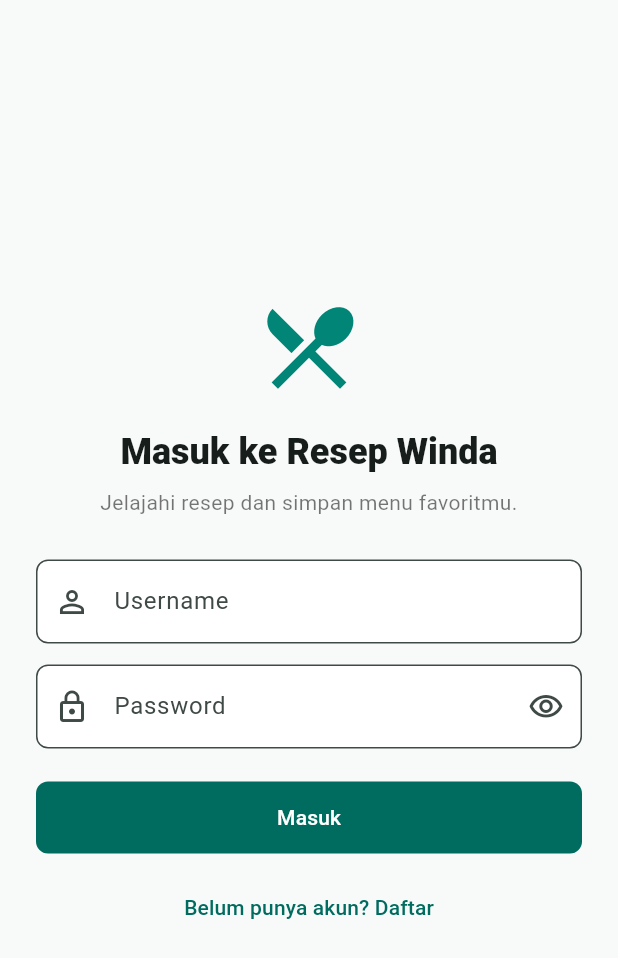
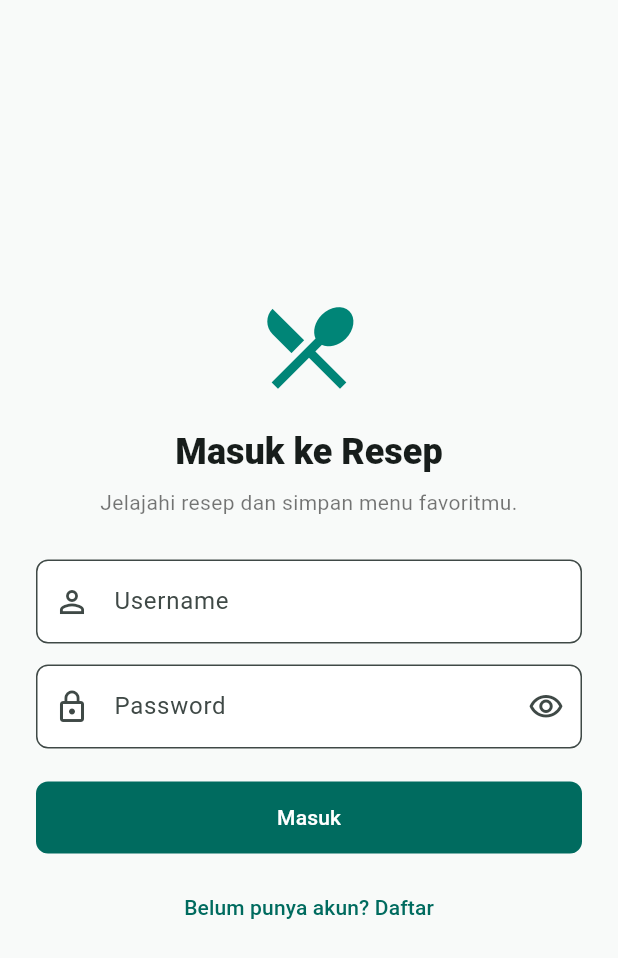
Before and after one commit to SyaidatulMunawwirah/TugasResep_123230036_SyaidatulMunawwirah., a Flutter app: the screen it shows after launch, on a phone screen of 412 x 824 dp. Shown: the top 958 px of the screen. Run offline on Flutter 3.47's test engine with Material 3 defaults, Android fonts, the phone set to English and light mode, and no system bars; our stand-ins replace hive, hive_flutter, shared_preferences; accounts and stored records are empty.

Commit message:
Update login title

```diff
--- a/lib/pages/login_page.dart
+++ b/lib/pages/login_page.dart
@@ -74,7 +74,7 @@ class _LoginPageState extends State<LoginPage> {
                     ),
                     const SizedBox(height: 18),
                     Text(
-                      'Masuk ke Resep Winda',
+                      'Masuk ke Resep',
                       textAlign: TextAlign.center,
                       style: Theme.of(context).textTheme.headlineSmall
                           ?.copyWith(fontWeight: FontWeight.w800),
```
Also changed, not shown: 1 other file.
